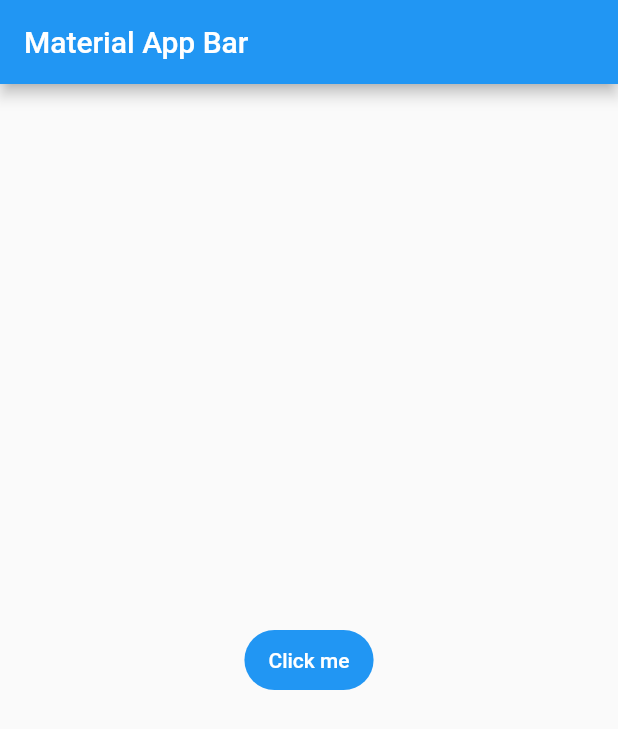
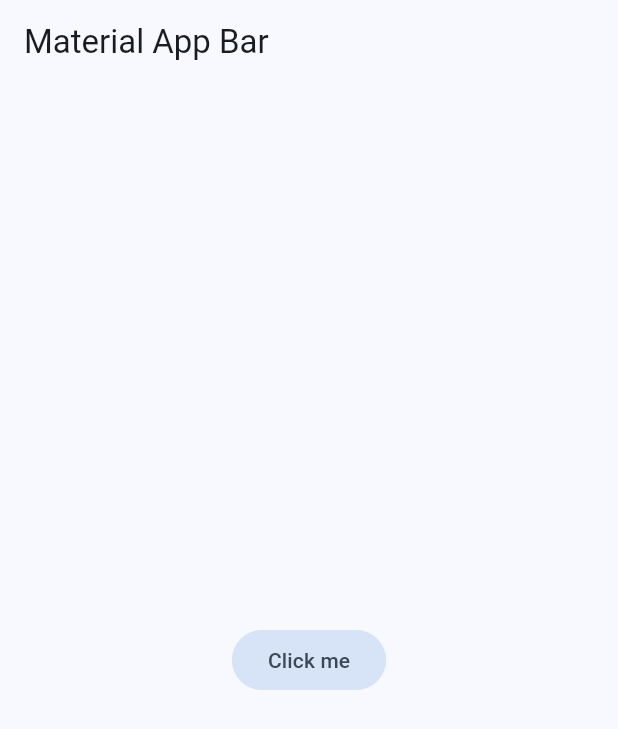
Before and after one commit to alvag/yes_no_app_flutter, a Flutter app: the screen it shows after launch, on a phone screen of 412 x 824 dp. Shown: the top 729 px of the screen. Run offline on Flutter 3.47's test engine with Material 2 defaults, Android fonts, the phone set to English and light mode, and no system bars.

Commit message:
Estilo global de la aplicacion

```diff
--- /dev/null
+++ b/lib/config/theme/app_theme.dart
@@ -0,0 +1,28 @@
+import 'package:flutter/material.dart';
+
+const Color _customColor = Color(0xFF49149F);
+
+const List<Color> _colorThemes = [
+  _customColor,
+  Colors.blue,
+  Colors.teal,
+  Colors.green,
+  Colors.yellow,
+  Colors.orange,
+  Colors.pink
+];
+
+class AppTheme {
+  final int selectedColor;
+
+  AppTheme({this.selectedColor = 0})
+      : assert(selectedColor >= 0 && selectedColor <= _colorThemes.length - 1,
+            'Colors must be between 0 and ${_colorThemes.length}');
+
+  ThemeData theme() {
+    return ThemeData(
+      useMaterial3: true,
+      colorSchemeSeed: _colorThemes[selectedColor],
+    );
+  }
+}
--- a/lib/main.dart
+++ b/lib/main.dart
@@ -1,4 +1,5 @@
 import 'package:flutter/material.dart';
+import 'package:yes_no_app/config/theme/app_theme.dart';
 
 void main() => runApp(const MyApp());
 
@@ -9,6 +10,7 @@ class MyApp extends StatelessWidget {
   Widget build(BuildContext context) {
     return MaterialApp(
       title: 'Yes No App',
+      theme: AppTheme(selectedColor: 1).theme(),
       debugShowCheckedModeBanner: false,
       home: Scaffold(
         appBar: AppBar(
```
